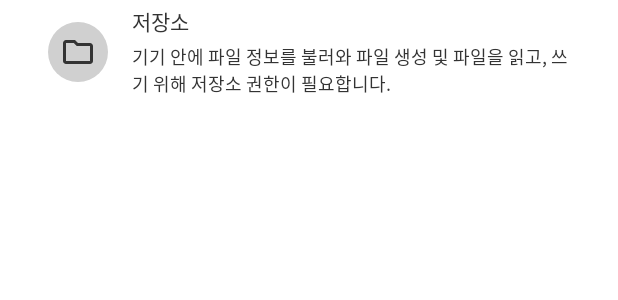
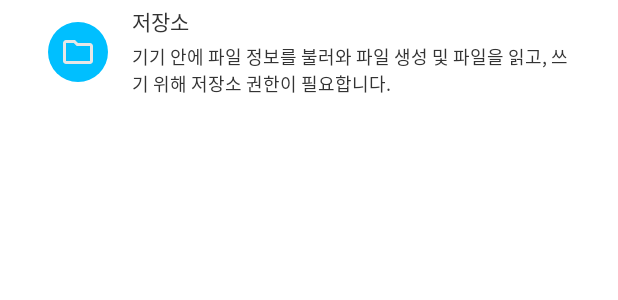
Before and after one commit to ImGaram/Text-Extractor, an Android app built with Jetpack Compose: the @Preview function PermissionInfoPreview, on a phone screen of 412 x 824 dp. Shown: the top 300 px of the screen. Run offline under Robolectric (Android 15) with nearby library versions, the phone set to English and light mode, and no system bars.

Commit message:
:lipstick: :: 권한 정보 색상 고정

```diff
--- a/app/src/main/java/com/caramm/textextractor/feature/permission/component/PermissionInfo.kt
+++ b/app/src/main/java/com/caramm/textextractor/feature/permission/component/PermissionInfo.kt
@@ -25,7 +25,6 @@ import com.caramm.textextractor.ui.theme.TextExtractorTheme
 fun PermissionInfo(
     modifier: Modifier,
     iconVector: ImageVector,
-    iconTint: Color,
     title: String,
     description: String
 ) {
@@ -36,12 +35,12 @@ fun PermissionInfo(
         Box(
             modifier = Modifier
                 .clip(CircleShape)
-                .background(TextExtractorTheme.colors.gray)
+                .background(TextExtractorTheme.colors.lightBlue)
                 .padding(8.dp)
         ) {
             TextExtractorIcon(
                 imageVector = iconVector,
-                tint = iconTint
+                tint = TextExtractorTheme.colors.icon
             )
         }
 
@@ -68,7 +67,6 @@ private fun PermissionInfoPreview() {
             .fillMaxWidth()
             .padding(horizontal = 32.dp),
         iconVector = ImageVector.vectorResource(R.drawable.ic_folder),
-        iconTint = TextExtractorTheme.colors.text,
         title = "저장소",
         description = "기기 안에 파일 정보를 불러와 파일 생성 및 파일을 읽고, 쓰기 위해 저장소 권한이 필요합니다."
     )
```
